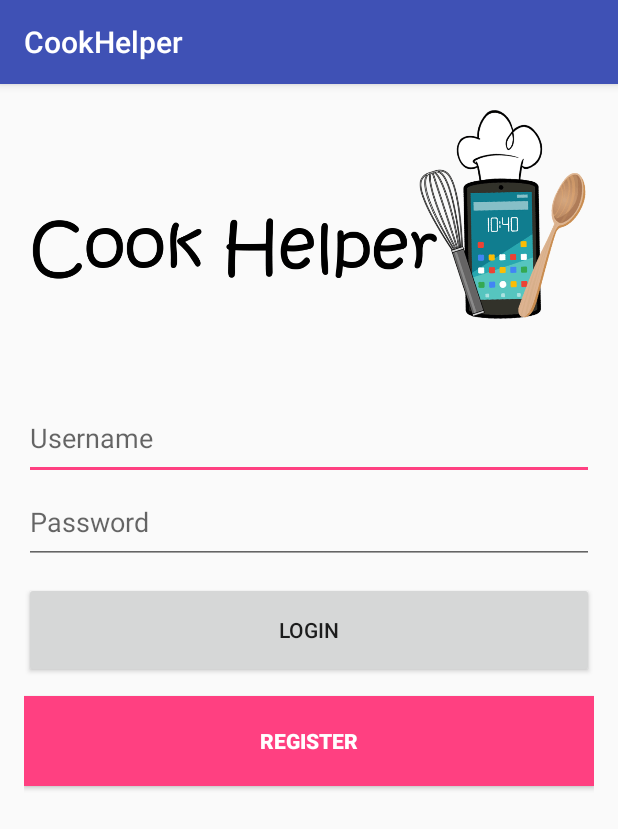
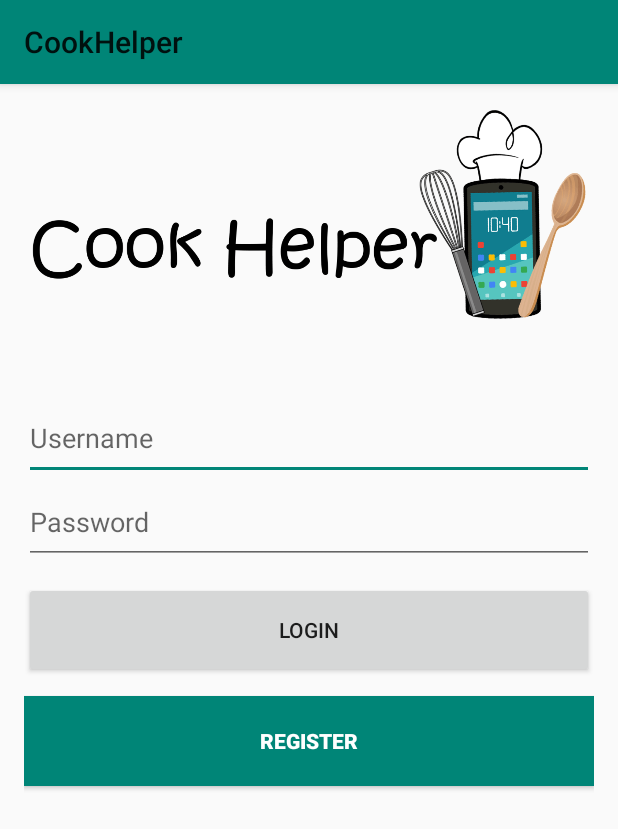
Before and after one commit to TPineapples/CookHelper, an Android app: the screen it shows after launch (MainActivity), on a phone screen of 412 x 824 dp. Shown: the top 829 px of the screen. Run offline under Robolectric (Android 15) with nearby library versions, the phone set to English and light mode, and no system bars.

Commit message:
Changes to styles.xml, manifest and various .xml layout pages

```diff
--- a/app/src/main/AndroidManifest.xml
+++ b/app/src/main/AndroidManifest.xml
@@ -7,7 +7,7 @@
         android:icon="@mipmap/ic_launcher"
         android:label="@string/app_name"
         android:supportsRtl="true"
-        android:theme="@style/AppTheme">
+        android:theme="@style/CookTheme">
         <activity android:name=".MainActivity">
             <intent-filter>
                 <action android:name="android.intent.action.MAIN" />
--- a/app/src/main/res/layout/activity_main.xml
+++ b/app/src/main/res/layout/activity_main.xml
@@ -97,7 +97,7 @@
                 android:layout_height="wrap_content"
                 android:id="@+id/buttonRegister"
                 android:layout_weight="0.11"
-                android:background="@color/colorAccent"
+                android:background="@color/accent_material_light"
                 android:textColor="@android:color/background_light"
                 android:textStyle="normal|bold" />
 
--- a/app/src/main/res/layout/activity_my_account.xml
+++ b/app/src/main/res/layout/activity_my_account.xml
@@ -27,7 +27,7 @@
             android:textSize="30sp"
             android:textAllCaps="false"
             android:textAlignment="center"
-            android:textColor="@android:color/holo_red_light"
+            android:textColor="?android:attr/textColorPrimary"
             android:layout_weight="1"
             android:layout_alignParentTop="true"
             android:layout_alignParentLeft="true"
--- a/app/src/main/res/layout/activity_register.xml
+++ b/app/src/main/res/layout/activity_register.xml
@@ -66,7 +66,7 @@
             android:layout_height="wrap_content"
             android:id="@+id/buttonSubmit"
             android:textColor="@android:color/background_light"
-            android:background="@color/colorAccent"
+            android:background="@color/accent_material_light"
             android:textStyle="normal|bold" />
 
     </LinearLayout>
--- /dev/null
+++ b/app/src/main/res/values-v21/styles.xml
@@ -0,0 +1,7 @@
+<?xml version="1.0" encoding="utf-8"?>
+<resources>
+
+    <style name="CookTheme" parent="Theme.AppCompat.Light">
+        <item name="colorPrimary">?android:attr/colorAccent</item>
+    </style>
+</resources>
--- a/app/src/main/res/values/colors.xml
+++ b/app/src/main/res/values/colors.xml
@@ -3,4 +3,5 @@
     <color name="colorPrimary">#3F51B5</color>
     <color name="colorPrimaryDark">#303F9F</color>
     <color name="colorAccent">#ff4081</color>
+    <color name="primary_material_light_1">#f5f5f5</color>
 </resources>
--- a/app/src/main/res/values/styles.xml
+++ b/app/src/main/res/values/styles.xml
@@ -1,7 +1,7 @@
 <resources>
 
     <!-- Base application theme. -->
-    <style name="AppTheme" parent="Theme.AppCompat.Light.DarkActionBar">
+    <style name="AppTheme" parent="Theme.AppCompat.Light">
         <!-- Customize your theme here. -->
         <item name="colorPrimary">@color/colorPrimary</item>
         <item name="colorPrimaryDark">@color/colorPrimaryDark</item>
@@ -17,4 +17,8 @@
 
     <style name="AppTheme.PopupOverlay" parent="ThemeOverlay.AppCompat.Light" />
 
+    <style name="CookTheme" parent="Theme.AppCompat.Light" >
+        <item name="colorPrimary">@color/primary_material_light_1</item>
+    </style>
+
 </resources>
```
